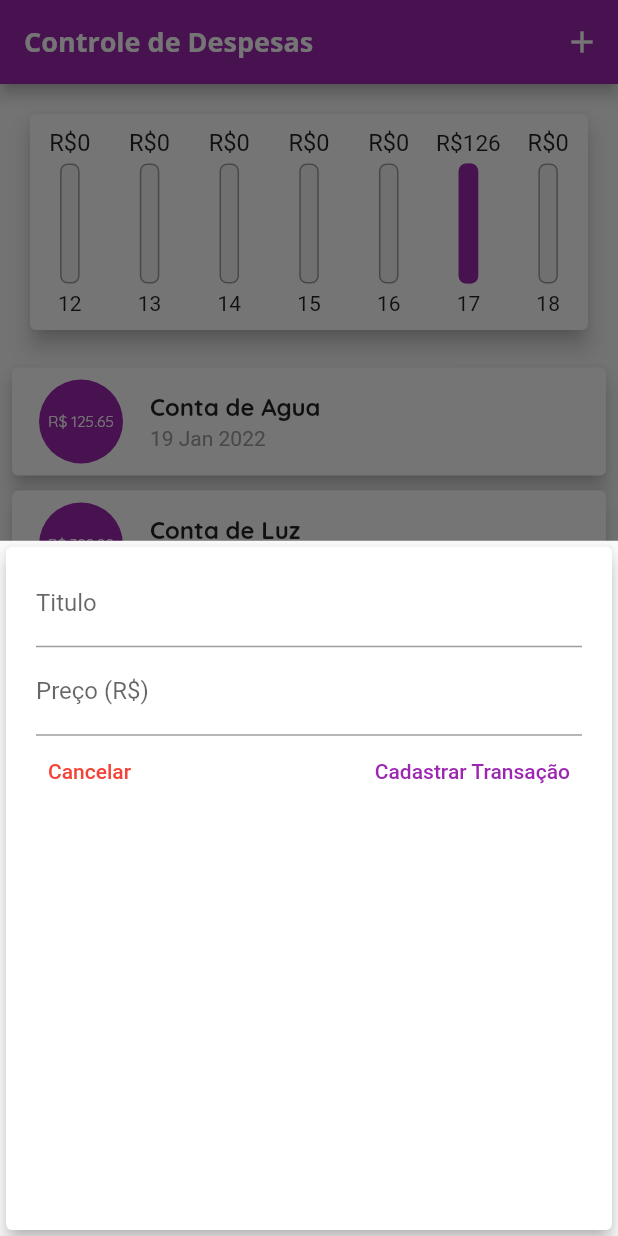
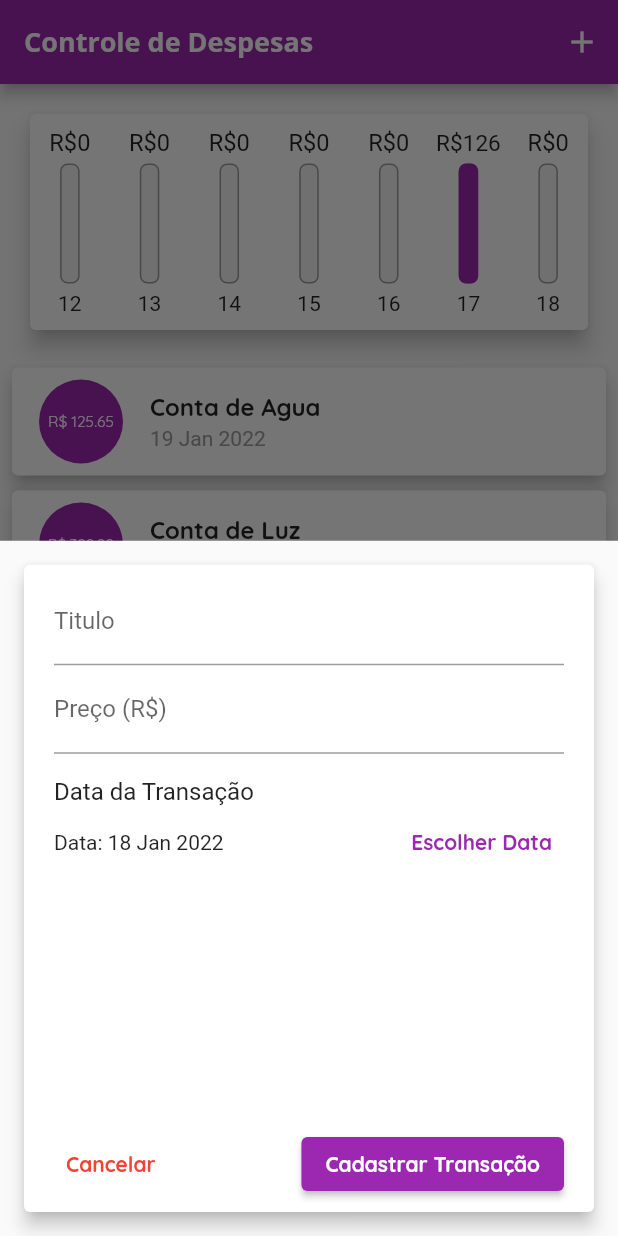
Before and after one commit to GuilhermePalma/Control_Expenses, a Flutter app: the screen it shows after launch, after a tap on the "add" icon, on a phone screen of 412 x 824 dp. Run offline on Flutter 3.47's test engine with Material 2 defaults, Android fonts, the phone set to English and light mode, and no system bars.

Commit message:
Feature: New Form Layout and DatePicker for Transaction

```diff
--- a/lib/components/chart.dart
+++ b/lib/components/chart.dart
@@ -59,7 +59,9 @@ class Chart extends StatelessWidget {
               child: ChartBar(
                 value: (item["value"] as double),
                 day: (item["dayWeek"] as String),
-                percentage: (item["value"] as double) / totalValueWeek,
+                percentage: totalValueWeek == 0
+                    ? 0
+                    : (item["value"] as double) / totalValueWeek,
               ),
             ),
           );
--- a/lib/components/transaction_form.dart
+++ b/lib/components/transaction_form.dart
@@ -1,8 +1,9 @@
 import 'package:control_expenses/models/transaction.dart';
 import 'package:flutter/material.dart';
+import 'package:intl/intl.dart';
 
 class TransactionForm extends StatefulWidget {
-  final void Function(String, double) onSubmit;
+  final void Function(String, double, DateTime) onSubmit;
 
   TransactionForm(this.onSubmit);
 
@@ -11,41 +12,90 @@ class TransactionForm extends StatefulWidget {
 }
 
 class _TransactionFormState extends State<TransactionForm> {
-  final titleController = TextEditingController();
-
-  final valueController = TextEditingController();
+  final _titleController = TextEditingController();
+  final _valueController = TextEditingController();
+  DateTime _dateSelected = DateTime.now();
 
   _submitForm() {
-    final title = titleController.text;
-    final value = double.tryParse(valueController.text) ?? 0.0;
+    final title = _titleController.text;
+    final value = double.tryParse(_valueController.text) ?? 0.0;
 
-    if (Transaction.isValidInfos(title, value)) widget.onSubmit(title, value);
+    if (Transaction.isValidInfos(title, value)) {
+      widget.onSubmit(title, value, _dateSelected);
+    }
+  }
+
+  _showDatePicker() {
+    showDatePicker(
+      context: context,
+      initialDate: DateTime.now(),
+      firstDate: DateTime.now().subtract(const Duration(days: (365 * 4))),
+      lastDate: DateTime.now().add(const Duration(days: 365)),
+    ).then((value) {
+      _dateSelected = value ?? DateTime.now();
+      setState(() => _dateSelected);
+      return _dateSelected;
+    });
   }
 
   @override
   Widget build(BuildContext context) {
     return Card(
+      margin: const EdgeInsets.all(16),
       elevation: 5,
       child: Padding(
         padding: const EdgeInsets.fromLTRB(20, 8, 20, 8),
         child: Column(
+          mainAxisAlignment: MainAxisAlignment.spaceBetween,
+          children: [
+            Column(
               children: [
                 TextField(
                   // TODO ALTERAR PARA UM METODO QUE ABRA O TEXTFIELD DE PREÇO
                   onSubmitted: (_) => _submitForm(),
-                controller: titleController,
+                  controller: _titleController,
                   decoration: const InputDecoration(
                     labelText: "Titulo",
-                )),
+                  ),
+                ),
                 TextField(
                   keyboardType:
                       const TextInputType.numberWithOptions(decimal: true),
                   // É ignorado o valor desse TextField, para usar os valores dos Controllers
                   onSubmitted: (_) => _submitForm(),
-                controller: valueController,
+                  controller: _valueController,
                   decoration: const InputDecoration(
                     labelText: "Preço (R\$)",
-                )),
+                  ),
+                ),
+                Container(
+                  margin: const EdgeInsets.symmetric(vertical: 16.0),
+                  child: Column(
+                    crossAxisAlignment: CrossAxisAlignment.start,
+                    children: [
+                      const Text(
+                        "Data da Transação",
+                        style: TextStyle(
+                          fontSize: 16,
+                        ),
+                      ),
+                      Row(
+                        mainAxisAlignment: MainAxisAlignment.spaceBetween,
+                        children: [
+                          Text(
+                            'Data: ${DateFormat("dd MMM y").format(_dateSelected)}',
+                          ),
+                          TextButton(
+                            onPressed: _showDatePicker,
+                            child: const Text("Escolher Data"),
+                          ),
+                        ],
+                      ),
+                    ],
+                  ),
+                ),
+              ],
+            ),
             Row(
               mainAxisAlignment: MainAxisAlignment.spaceBetween,
               children: [
@@ -54,13 +104,17 @@ class _TransactionFormState extends State<TransactionForm> {
                   style: TextButton.styleFrom(primary: Colors.red),
                   child: const Text("Cancelar"),
                 ),
-                TextButton(
+                ElevatedButton(
                   onPressed: _submitForm,
-                  style: TextButton.styleFrom(primary: Colors.purple),
-                  child: const Text("Cadastrar Transação"),
+                  child: Text(
+                    "Cadastrar Transação",
+                    style: TextStyle(
+                      color: Theme.of(context).textTheme.button!.color,
+                    ),
+                  ),
                 ),
               ],
-            )
+            ),
           ],
         ),
       ),
--- a/lib/main.dart
+++ b/lib/main.dart
@@ -23,6 +23,10 @@ class MyApp extends StatelessWidget {
         textTheme: ThemeData.light().textTheme.copyWith(
               headline6: const TextStyle(
                 fontSize: 16,
+                fontWeight: FontWeight.bold,
+              ),
+              button: const TextStyle(
+                color: Colors.white,
                 fontWeight: FontWeight.bold,
               ),
             ),
@@ -79,19 +83,21 @@ class _MyHomePageState extends State<MyHomePage> {
   // Metodo REsponsavel por Abrir o Form de Cadastro de Transações
   _openTransactionForm(BuildContext context) {
     showModalBottomSheet(
-        context: context,
-        builder: (_) {
-          return TransactionForm(_addTransaction);
-        });
+      context: context,
+      builder: (_) {
+        return TransactionForm(_addTransaction);
+      },
+    );
   }
 
   // Adiciona uma Nova Transação à Lista de Transações
-  _addTransaction(String title, double value) {
+  _addTransaction(String titleTransaction, double valueTransaction,
+      DateTime dateTransaction) {
     final newTransaction = Transaction(
       id: Random().nextInt(150),
-      title: title,
-      value: value,
-      date: DateTime.now(),
+      title: titleTransaction,
+      value: valueTransaction,
+      date: dateTransaction,
     );
 
     // Atualiza o Estado da Lista exibida no APP
```
Lines whose indentation alone changed are shown as unchanged.
